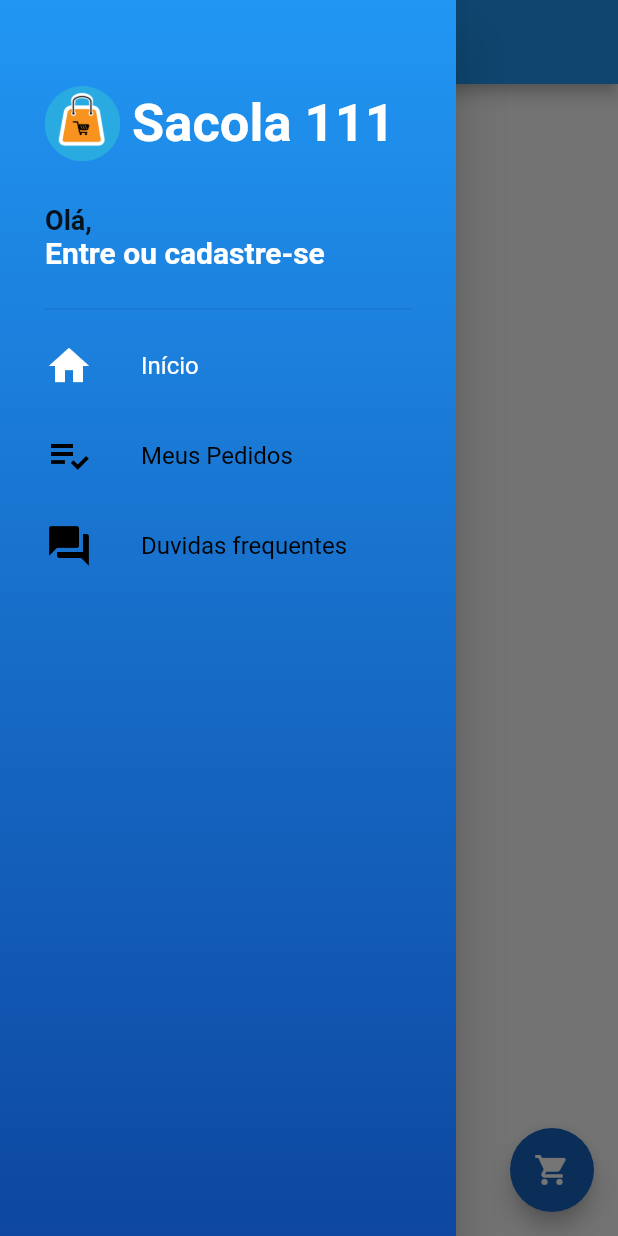
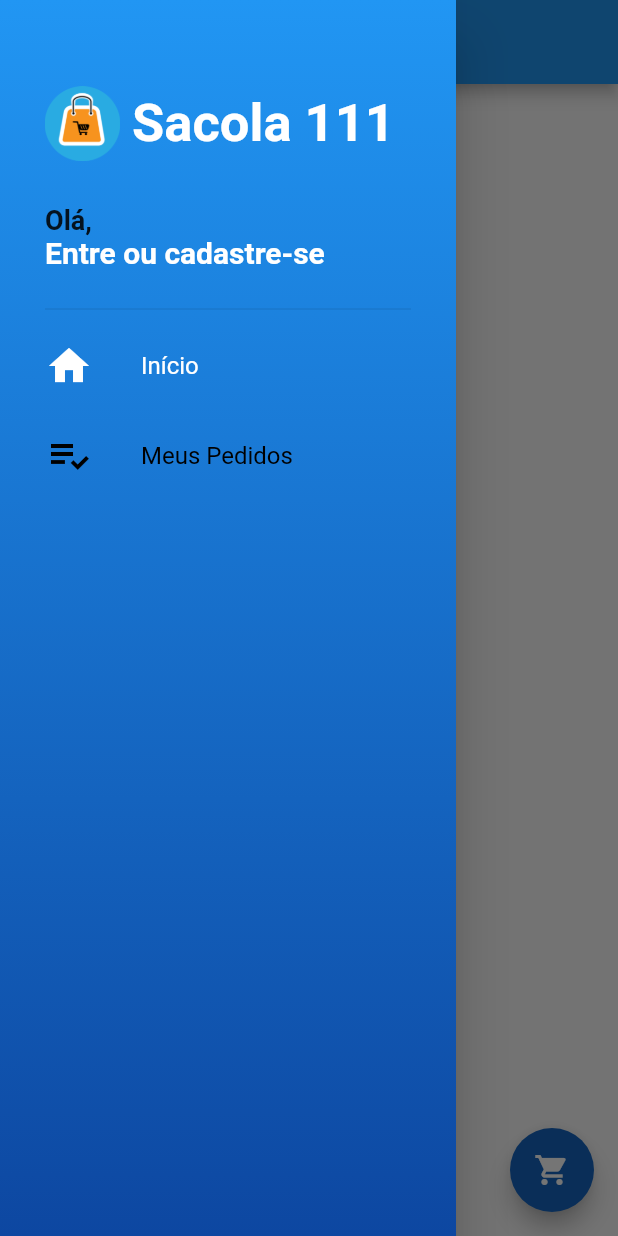
Before and after one commit to LucssCarvalho/ecommerce, a Flutter app: the screen it shows after launch, with the side drawer open, on a phone screen of 412 x 824 dp. Run offline on Flutter 3.47's test engine with Material 2 defaults, Android fonts, the phone set to English and light mode, and no system bars; our stand-ins replace carousel_pro, cloud_firestore, firebase_auth; missing offline and left inert: dart:ffi; accounts and stored records are empty.

Commit message:
update customDrawer

```diff
--- a/lib/widgets/custom_drawer.dart
+++ b/lib/widgets/custom_drawer.dart
@@ -1,3 +1,4 @@
+import 'package:ecommerce/Screens/home_screen.dart';
 import 'package:ecommerce/Screens/login_screen.dart';
 import 'package:ecommerce/modal/user_modal.dart';
 import 'package:ecommerce/tiles/drawerTile.dart';
@@ -92,7 +93,12 @@ class CustomDrawer extends StatelessWidget {
                                       ),
                                     );
                                   else
-                                    model.signOut();
+                                    Navigator.of(context).push(
+                                      MaterialPageRoute(
+                                        builder: (context) => HomeScreen(),
+                                      ),
+                                    );
+                                  model.signOut();
                                 },
                               )
                             ],
@@ -107,8 +113,12 @@ class CustomDrawer extends StatelessWidget {
               DrawerTile(Icons.home, "Início", pageController, 0),
               DrawerTile(
                   Icons.playlist_add_check, "Meus Pedidos", pageController, 1),
-              DrawerTile(Icons.question_answer, "Duvidas frequentes",
-                  pageController, 2),
+              UserModel.of(context).userData["userAdmin"] == true
+                  ? DrawerTile(Icons.lock_open, "Opções de administrador",
+                      pageController, 2)
+                  : Row(
+                      children: <Widget>[],
+                    )
             ],
           )
         ],
```
